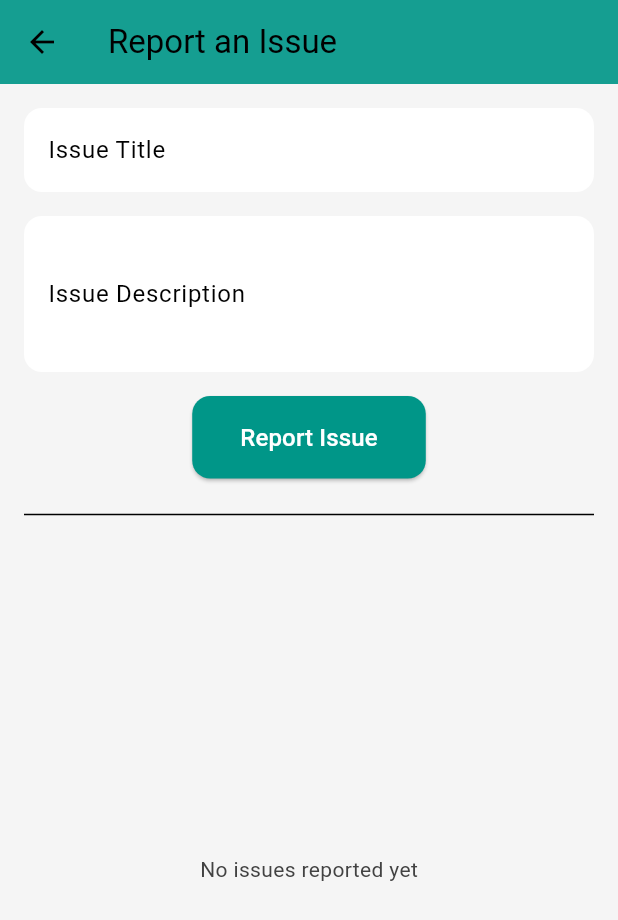
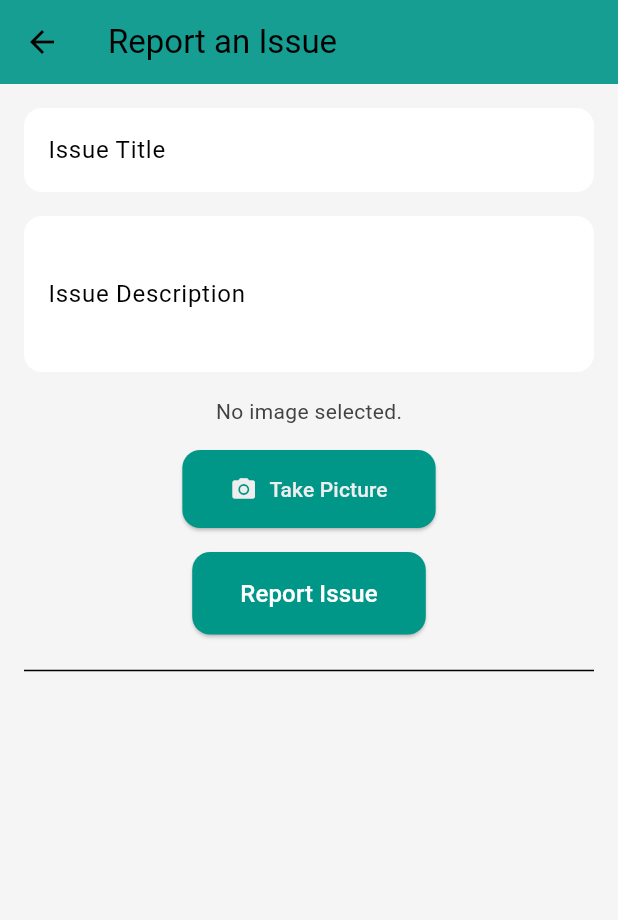
Before and after one commit to iva-d/NeighborNet, a Flutter app: the ReportIssuePage screen opened by its route, after a tap on "Report Issue", on a phone screen of 412 x 824 dp. Shown: the top 920 px of the screen. Run offline on Flutter 3.47's test engine with Material 3 defaults, Android fonts, the light colour scheme and no system bars; our stand-ins replace camera, cloud_firestore, firebase_auth, firebase_core, firebase_storage, geolocator and 1 more; accounts and stored records are empty.

Commit message:
Add camera service & enable user to add photos to issues

```diff
--- a/lib/main.dart
+++ b/lib/main.dart
@@ -3,6 +3,7 @@ import 'package:flutter/material.dart';
 import 'package:neighbor_net/auth/auth.dart';
 import 'package:neighbor_net/auth/login_or_register.dart';
 import 'package:neighbor_net/firebase_options.dart';
+import 'package:neighbor_net/pages/camera_page.dart';
 import 'package:neighbor_net/pages/events_page.dart';
 import 'package:neighbor_net/pages/forum_page.dart';
 import 'package:neighbor_net/pages/home_page.dart';
@@ -41,6 +42,7 @@ class MyApp extends StatelessWidget {
         '/report_issue_page':(context) => const ReportIssuePage(),
         '/events_page':(context) => EventsPage(),
         '/neighborhood_page':(context) => NeighborhoodPage(),
+        '/camera_page':(context) => CameraPage(),
       },
     );
   }
--- a/lib/pages/report_issue_page.dart
+++ b/lib/pages/report_issue_page.dart
@@ -1,7 +1,11 @@
+import 'dart:io';
 import 'package:flutter/material.dart';
 import 'package:cloud_firestore/cloud_firestore.dart';
+import 'package:firebase_storage/firebase_storage.dart';
+import 'package:camera/camera.dart';
 import 'package:neighbor_net/database/firestore.dart';
 import 'package:neighbor_net/models/issue.dart';
+
 
 class ReportIssuePage extends StatefulWidget {
   const ReportIssuePage({Key? key}) : super(key: key);
@@ -14,13 +18,103 @@ class _ReportIssuePageState extends State<ReportIssuePage> {
   final FirestoreDatabase database = FirestoreDatabase();
   final TextEditingController titleController = TextEditingController();
   final TextEditingController descriptionController = TextEditingController();
+  File? _imageFile;
+  late CameraController _cameraController;
+  Future<void>? _initializeControllerFuture;
 
-  void addIssue() {
+  @override
+  void initState() {
+    super.initState();
+    _initializeCamera();
+  }
+
+  Future<void> _initializeCamera() async {
+    final cameras = await availableCameras();
+    final firstCamera = cameras.first;
+
+    _cameraController = CameraController(
+      firstCamera,
+      ResolutionPreset.high,
+    );
+    _initializeControllerFuture = _cameraController.initialize();
+  }
+
+  Future<void> _takePicture() async {
+    try {
+      await _initializeControllerFuture;
+      final image = await _cameraController.takePicture();
+      setState(() {
+        _imageFile = File(image.path);
+      });
+    } catch (e) {
+      print(e);
+    }
+  }
+
+  Future<String> _uploadImage(File image) async {
+    if (image == null || !image.existsSync()) {
+      throw Exception('File does not exist');
+    }
+
+    try {
+      final storageRef = FirebaseStorage.instance
+          .ref()
+          .child('issues/${DateTime.now().toIso8601String()}.jpg');
+
+      TaskSnapshot uploadTask = await storageRef.putFile(image);
+
+      if (uploadTask.state == TaskState.success) {
+        final downloadUrl = await storageRef.getDownloadURL();
+        return downloadUrl;
+      } else {
+        throw FirebaseException(
+          plugin: 'firebase_storage',
+          message: 'Upload failed',
+        );
+      }
+    } on FirebaseException catch (e) {
+      print("Firebase Exception: $e");
+      rethrow;
+    } catch (e) {
+      print("Exception: $e");
+      rethrow;
+    }
+  }
+
+
+  void addIssue() async {
     if (titleController.text.isNotEmpty && descriptionController.text.isNotEmpty) {
-      database.addIssue(titleController.text, descriptionController.text);
+      String? imageUrl;
+
+      if (_imageFile != null) {
+        imageUrl = await _uploadImage(_imageFile!);
+      }
+
+      if (imageUrl != null) {
+        await database.addIssueWithImage(
+          titleController.text,
+          descriptionController.text,
+          imageUrl,
+        );
+      } else {
+        await database.addIssue(
+          titleController.text,
+          descriptionController.text,
+        );
+      }
+
       titleController.clear();
       descriptionController.clear();
+      setState(() {
+        _imageFile = null;
+      });
     }
+  }
+
+  @override
+  void dispose() {
+    _cameraController.dispose();
+    super.dispose();
   }
 
   String formatDate(Timestamp timestamp) {
@@ -37,11 +131,12 @@ class _ReportIssuePageState extends State<ReportIssuePage> {
         backgroundColor: Colors.teal,
         elevation: 4,
       ),
-      body: Padding(
+      body: SingleChildScrollView(
+        child: Padding(
           padding: const EdgeInsets.all(16.0),
           child: Column(
+            mainAxisSize: MainAxisSize.min,
             children: [
-            // Issue Title Input
               TextField(
                 controller: titleController,
                 decoration: InputDecoration(
@@ -73,7 +168,27 @@ class _ReportIssuePageState extends State<ReportIssuePage> {
               ),
               const SizedBox(height: 16),
 
-            // Submit Button
+              _imageFile == null
+                  ? const Text('No image selected.')
+                  : Image.file(_imageFile!, height: 200),
+
+              const SizedBox(height: 16),
+
+              ElevatedButton.icon(
+                onPressed: _takePicture,
+                icon: const Icon(Icons.camera_alt),
+                label: const Text("Take Picture"),
+                style: ElevatedButton.styleFrom(
+                  backgroundColor: Colors.teal,
+                  shape: RoundedRectangleBorder(
+                    borderRadius: BorderRadius.circular(12),
+                  ),
+                  padding: const EdgeInsets.symmetric(horizontal: 32, vertical: 16),
+                ),
+              ),
+
+              const SizedBox(height: 16),
+
               ElevatedButton(
                 onPressed: addIssue,
                 style: ElevatedButton.styleFrom(
@@ -91,28 +206,27 @@ class _ReportIssuePageState extends State<ReportIssuePage> {
               const SizedBox(height: 16),
               const Divider(),
 
-            Expanded(
+              SizedBox(
+                height: 400,
                 child: StreamBuilder<List<Issue>>(
                   stream: database.getIssuesStream(),
                   builder: (context, snapshot) {
                     if (snapshot.connectionState == ConnectionState.waiting) {
                       return const Center(child: CircularProgressIndicator());
                     }
-                  if (!snapshot.hasData || snapshot.data!.isEmpty) {
-                    return const Center(child: Text("No issues reported yet"));
-                  }
 
-                  final issues = snapshot.data!;
+                    final issues = snapshot.data ?? [];
+
                     return ListView.builder(
                       itemCount: issues.length,
                       itemBuilder: (context, index) {
                         final issue = issues[index];
                         return Card(
-                        margin: const EdgeInsets.symmetric(vertical: 8),
+                          margin: const EdgeInsets.symmetric(vertical: 8, horizontal: 16),
+                          elevation: 4,
                           shape: RoundedRectangleBorder(
                             borderRadius: BorderRadius.circular(12),
                           ),
-                        elevation: 2,
                           child: Padding(
                             padding: const EdgeInsets.all(16),
                             child: Column(
@@ -134,13 +248,27 @@ class _ReportIssuePageState extends State<ReportIssuePage> {
                                 Text(
                                   "Reported on: ${formatDate(issue.timestamp)}",
                                   style: const TextStyle(fontSize: 14, color: Colors.grey),
-                              ),],
+                                ),
+                                if (issue.imageUrl != null)
+                                  Padding(
+                                    padding: const EdgeInsets.only(top: 10),
+                                    child: Image.network(
+                                      issue.imageUrl!,
+                                      height: 200,
+                                      fit: BoxFit.cover,
                                     ),
                                   ),
-                      );},
+                              ],
+                            ),
+                          ),
                         );
-                },),
-            ),],
+                      },
+                    );
+                  },
+                ),
+              ),
+            ],
+          ),
         ),
       ),
     );
--- a/pubspec.yaml
+++ b/pubspec.yaml
@@ -42,6 +42,8 @@ dependencies:
   google_maps_flutter: ^2.1.1
   flutter_map: ^4.0.0
   latlong2: ^0.8.1
+  camera: ^0.10.0+2
+  firebase_storage: ^11.0.1
 
 dev_dependencies:
   flutter_test:
```
Also changed, not shown: lib/components/my_drawer.dart (+18 -0 lines), lib/database/firestore.dart (+10 -0 lines), lib/models/issue.dart (+9 -3 lines), lib/pages/camera_page.dart (added, +78 -0 lines), pubspec.lock, 4 other files. Lines whose indentation alone changed are shown as unchanged.
